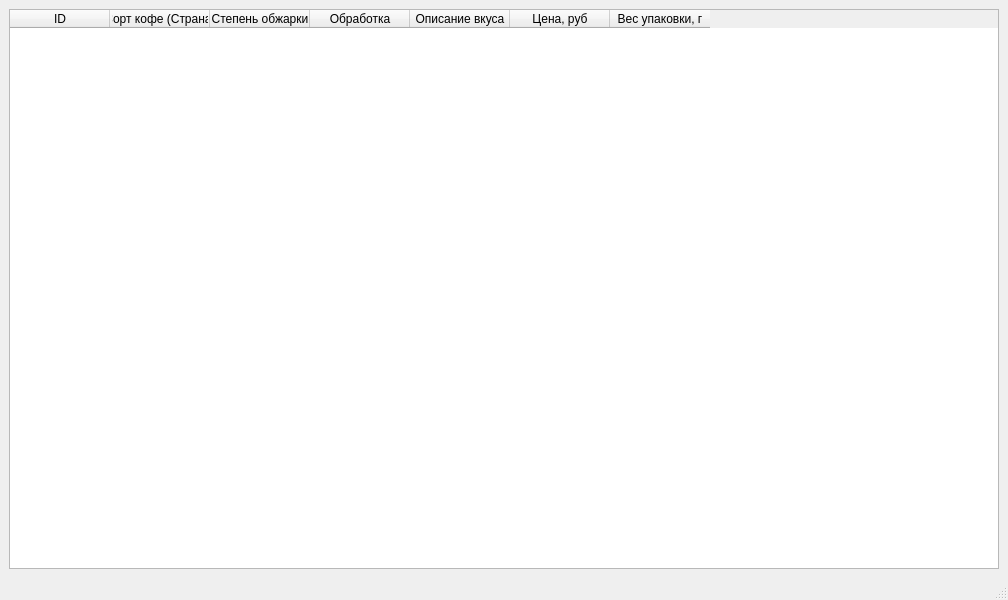
The window that main.ui (dino4ka-rus/espresso) describes before a commit, drawn with Qt 5.
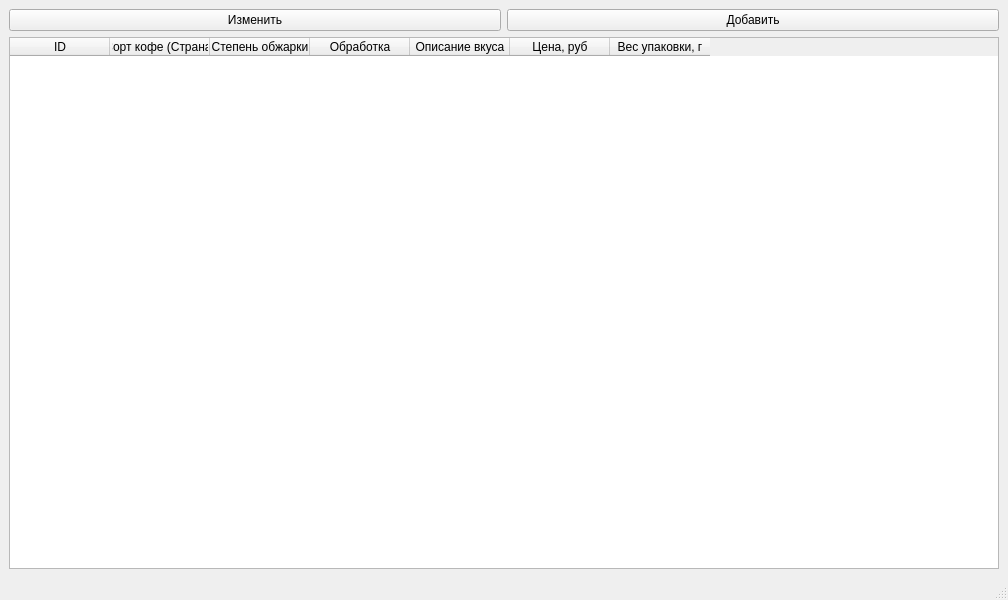
The same window after the commit.

The edit to the form file:
```diff
--- a/main.ui
+++ b/main.ui
@@ -15,6 +15,24 @@
   </property>
   <widget class="QWidget" name="centralwidget">
    <layout class="QVBoxLayout" name="verticalLayout">
+    <item>
+     <layout class="QHBoxLayout" name="horizontalLayout">
+      <item>
+       <widget class="QPushButton" name="pb_edit">
+        <property name="text">
+         <string>Изменить</string>
+        </property>
+       </widget>
+      </item>
+      <item>
+       <widget class="QPushButton" name="pb_add">
+        <property name="text">
+         <string>Добавить</string>
+        </property>
+       </widget>
+      </item>
+     </layout>
+    </item>
     <item>
      <widget class="QTableWidget" name="tableWidget">
       <column>
```
